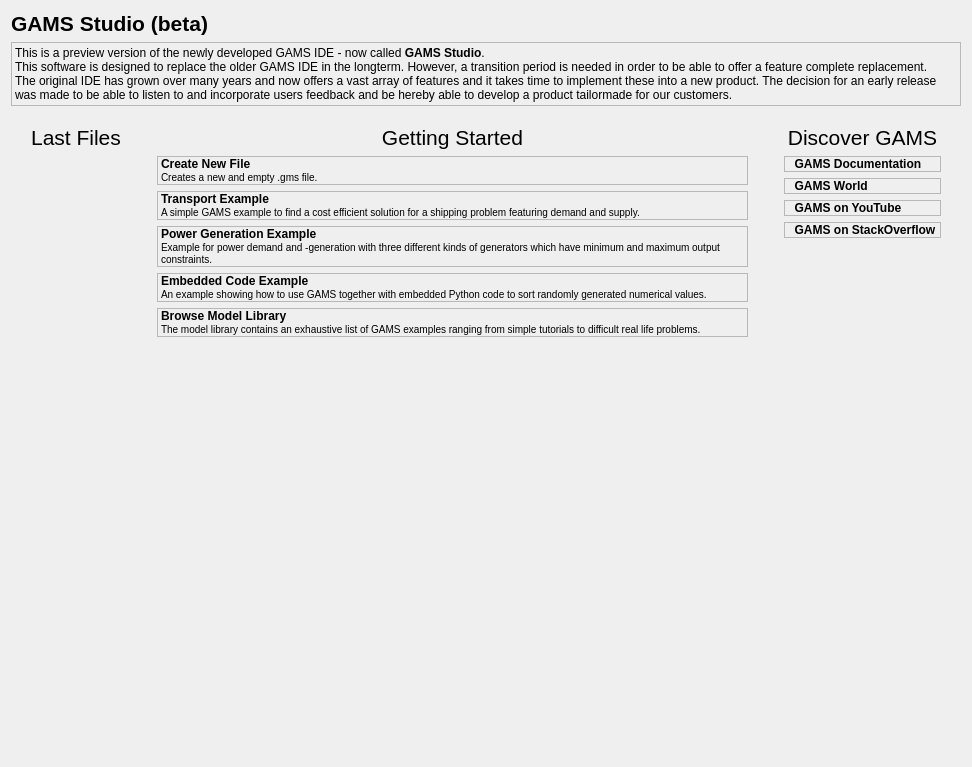
First picture: the form in src/welcomepage.ui, repository GAMS-dev/studio, before the edit.
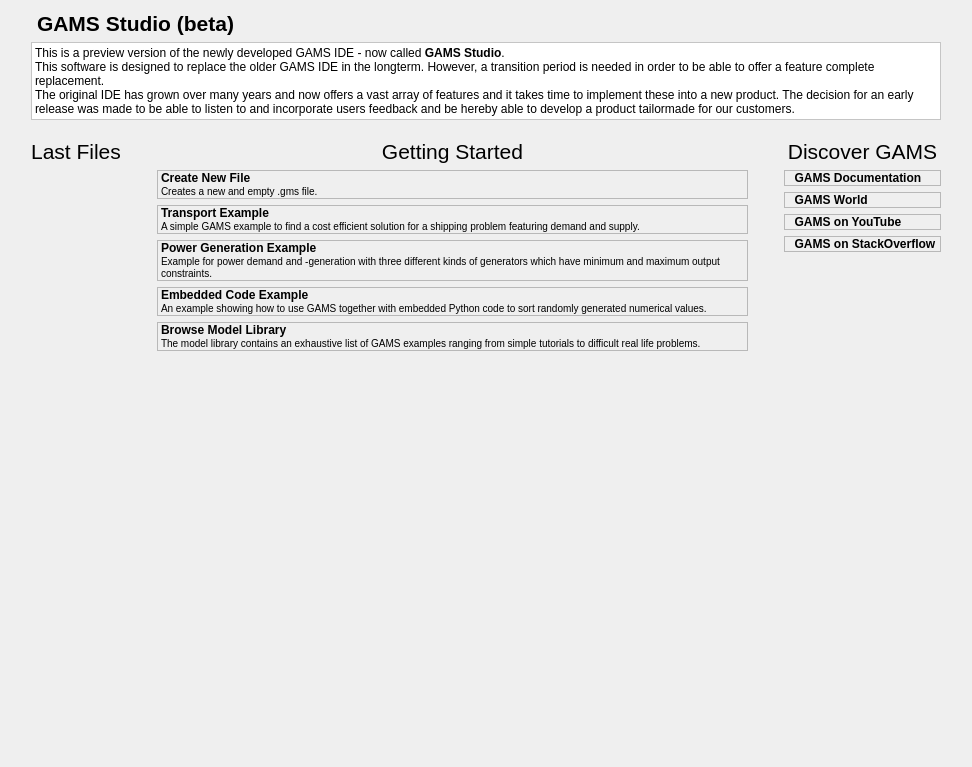
Second picture: the form after the edit. Icons and pictures are not drawn. Custom widgets are drawn as their Qt base class.

Commit message: added colors and better spacing to welcome page

```diff
--- a/src/welcomepage.ui
+++ b/src/welcomepage.ui
@@ -43,8 +43,11 @@
          <bold>true</bold>
         </font>
        </property>
+       <property name="styleSheet">
+        <string notr="true">padding: 0 20 0 20;</string>
+       </property>
        <property name="text">
-        <string>GAMS Studio (beta)</string>
+        <string>&lt;html&gt;&lt;head/&gt;&lt;body&gt;&lt;p&gt;GAMS Studio (beta)&lt;/p&gt;&lt;/body&gt;&lt;/html&gt;</string>
        </property>
       </widget>
      </item>
@@ -57,7 +60,7 @@
         </sizepolicy>
        </property>
        <property name="styleSheet">
-        <string notr="true"/>
+        <string notr="true">QLabel { background-color : white; margin: 0 20 0 20 }</string>
        </property>
        <property name="frameShape">
         <enum>QFrame::StyledPanel</enum>
@@ -74,6 +77,9 @@
        <property name="wordWrap">
         <bool>true</bool>
        </property>
+       <property name="margin">
+        <number>10</number>
+       </property>
       </widget>
      </item>
      <item>
```
The commit also changes 3 other files.
